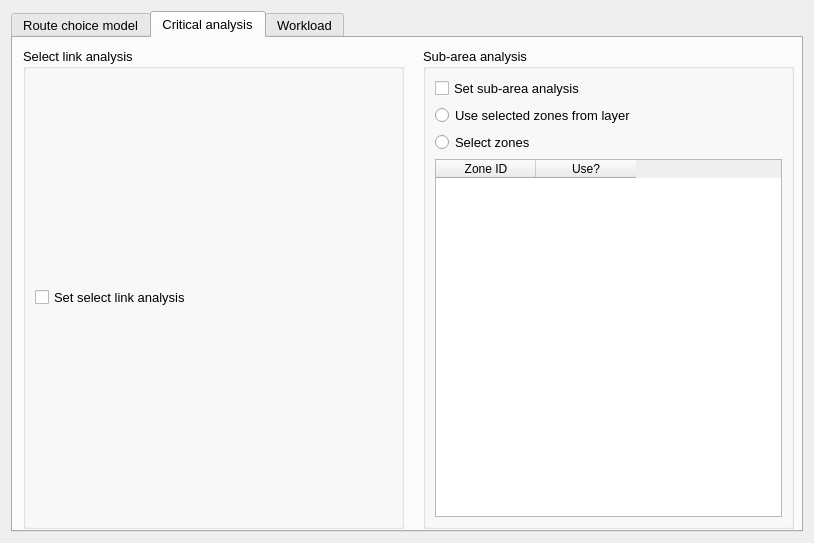
Above: qaequilibrae/modules/paths_procedures/forms/ui_route_choice.ui from AequilibraE/QAequilibraE before the change. Below: the same form after it.
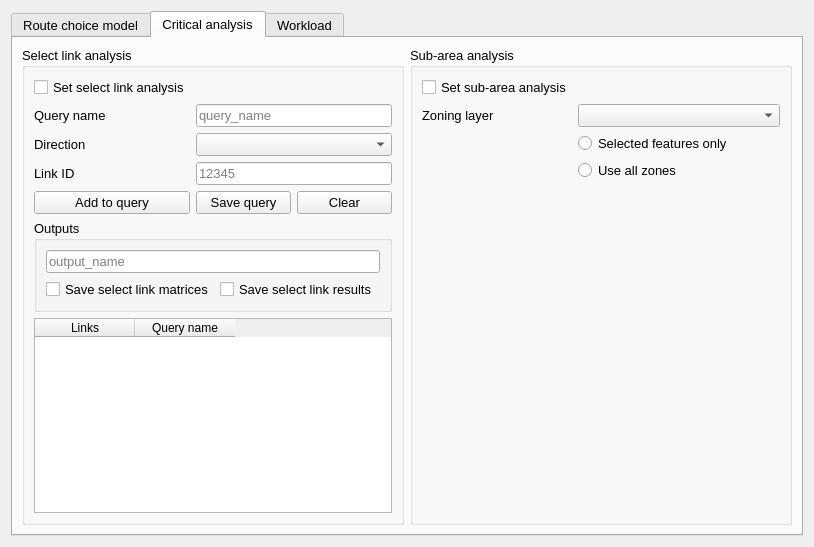
That is the form after the change. The open tabs and pages were chosen to show the change. Custom widgets are drawn as their Qt base class.

What changed in the file:
```diff
--- a/qaequilibrae/modules/paths_procedures/forms/ui_route_choice.ui
+++ b/qaequilibrae/modules/paths_procedures/forms/ui_route_choice.ui
@@ -7,14 +7,14 @@
     <x>0</x>
     <y>0</y>
     <width>814</width>
-    <height>543</height>
+    <height>547</height>
    </rect>
   </property>
   <property name="windowTitle">
    <string>AequilibraE - Route Choice</string>
   </property>
-  <layout class="QVBoxLayout" name="verticalLayout_2">
-   <item>
+  <layout class="QGridLayout" name="gridLayout_9">
+   <item row="0" column="0">
     <widget class="QTabWidget" name="tabWidget">
      <property name="font">
       <font>
@@ -233,19 +233,95 @@
       <attribute name="title">
        <string>Critical analysis</string>
       </attribute>
+      <layout class="QGridLayout" name="gridLayout_10">
+       <item row="0" column="0">
       <widget class="QGroupBox" name="box_select_link_analysis">
-       <property name="geometry">
-        <rect>
-         <x>10</x>
-         <y>10</y>
-         <width>381</width>
-         <height>481</height>
-        </rect>
-       </property>
        <property name="title">
         <string>Select link analysis</string>
        </property>
        <layout class="QGridLayout" name="gridLayout">
+          <item row="2" column="1" colspan="2">
+           <widget class="QComboBox" name="cob_direction"/>
+          </item>
+          <item row="1" column="0">
+           <widget class="QLabel" name="label_21">
+            <property name="text">
+             <string>Query name</string>
+            </property>
+           </widget>
+          </item>
+          <item row="1" column="1" colspan="2">
+           <widget class="QLineEdit" name="ln_qry_name">
+            <property name="placeholderText">
+             <string>query_name</string>
+            </property>
+           </widget>
+          </item>
+          <item row="4" column="0">
+           <widget class="QPushButton" name="but_add_qry">
+            <property name="text">
+             <string>Add to query</string>
+            </property>
+           </widget>
+          </item>
+          <item row="4" column="1">
+           <widget class="QPushButton" name="but_save_qry">
+            <property name="text">
+             <string>Save query</string>
+            </property>
+           </widget>
+          </item>
+          <item row="3" column="1" colspan="2">
+           <widget class="QLineEdit" name="ln_link_id">
+            <property name="placeholderText">
+             <string>12345</string>
+            </property>
+           </widget>
+          </item>
+          <item row="3" column="0">
+           <widget class="QLabel" name="label_23">
+            <property name="text">
+             <string>Link ID</string>
+            </property>
+           </widget>
+          </item>
+          <item row="5" column="0" colspan="3">
+           <widget class="QGroupBox" name="gridGroupBox">
+            <property name="title">
+             <string>Outputs</string>
+            </property>
+            <layout class="QGridLayout" name="gridLayout_8">
+             <item row="1" column="0">
+              <widget class="QCheckBox" name="checkBox">
+               <property name="text">
+                <string>Save select link matrices</string>
+               </property>
+              </widget>
+             </item>
+             <item row="1" column="1">
+              <widget class="QCheckBox" name="checkBox_2">
+               <property name="text">
+                <string>Save select link results</string>
+               </property>
+              </widget>
+             </item>
+             <item row="0" column="0" colspan="2">
+              <widget class="QLineEdit" name="lineEdit_3">
+               <property name="placeholderText">
+                <string>output_name</string>
+               </property>
+              </widget>
+             </item>
+            </layout>
+           </widget>
+          </item>
+          <item row="2" column="0">
+           <widget class="QLabel" name="label_22">
+            <property name="text">
+             <string>Direction</string>
+            </property>
+           </widget>
+          </item>
         <item row="0" column="0">
          <widget class="QCheckBox" name="chb_set_select_link">
           <property name="text">
@@ -253,51 +329,58 @@
           </property>
          </widget>
         </item>
-       </layout>
-      </widget>
+          <item row="4" column="2">
+           <widget class="QPushButton" name="but_clear_qry">
+            <property name="text">
+             <string>Clear</string>
+            </property>
+           </widget>
+          </item>
+          <item row="6" column="0" colspan="3">
+           <widget class="QTableWidget" name="tbl_selected_links">
+            <column>
+             <property name="text">
+              <string>Links</string>
+             </property>
+            </column>
+            <column>
+             <property name="text">
+              <string>Query name</string>
+             </property>
+            </column>
+           </widget>
+          </item>
+         </layout>
+        </widget>
+       </item>
+       <item row="0" column="1">
       <widget class="QGroupBox" name="box_sub_area">
-       <property name="geometry">
-        <rect>
-         <x>410</x>
-         <y>10</y>
-         <width>371</width>
-         <height>481</height>
-        </rect>
-       </property>
        <property name="title">
         <string>Sub-area analysis</string>
        </property>
        <layout class="QGridLayout" name="gridLayout_6">
-        <item row="4" column="0" colspan="2">
-         <widget class="QTableWidget" name="tbl_zones">
-          <column>
+          <item row="3" column="1">
+           <widget class="QRadioButton" name="rdo_all_zones">
            <property name="text">
-            <string>Zone ID</string>
-           </property>
-          </column>
-          <column>
-           <property name="text">
-            <string>Use?</string>
-           </property>
-          </column>
-         </widget>
-        </item>
-        <item row="1" column="0">
-         <widget class="QRadioButton" name="rdo_zones_from_layer">
-          <property name="text">
-           <string>Use selected zones from layer</string>
-          </property>
-         </widget>
-        </item>
-        <item row="3" column="0">
-         <widget class="QRadioButton" name="rdo_selected_zones">
-          <property name="text">
-           <string>Select zones</string>
-          </property>
-          <property name="checked">
-           <bool>false</bool>
-          </property>
-         </widget>
+             <string>Use all zones</string>
+            </property>
+           </widget>
+          </item>
+          <item row="4" column="0">
+           <spacer name="verticalSpacer_2">
+            <property name="orientation">
+             <enum>Qt::Vertical</enum>
+            </property>
+            <property name="sizeHint" stdset="0">
+             <size>
+              <width>20</width>
+              <height>40</height>
+             </size>
+            </property>
+           </spacer>
+          </item>
+          <item row="1" column="1" colspan="2">
+           <widget class="QgsMapLayerComboBox" name="cob_layer"/>
         </item>
         <item row="0" column="0">
          <widget class="QCheckBox" name="chb_set_sub_area">
@@ -306,8 +389,24 @@
           </property>
          </widget>
         </item>
-       </layout>
-      </widget>
+          <item row="1" column="0">
+           <widget class="QLabel" name="label_24">
+            <property name="text">
+             <string>Zoning layer</string>
+            </property>
+           </widget>
+          </item>
+          <item row="2" column="1">
+           <widget class="QRadioButton" name="rdo_selected_zones">
+            <property name="text">
+             <string>Selected features only</string>
+            </property>
+           </widget>
+          </item>
+         </layout>
+        </widget>
+       </item>
+      </layout>
      </widget>
      <widget class="QWidget" name="tab_workload">
       <attribute name="title">
@@ -466,6 +565,13 @@
    </item>
   </layout>
  </widget>
+ <customwidgets>
+  <customwidget>
+   <class>QgsMapLayerComboBox</class>
+   <extends>QComboBox</extends>
+   <header>qgsmaplayercombobox.h</header>
+  </customwidget>
+ </customwidgets>
  <resources/>
  <connections/>
 </ui>
```
Lines whose indentation alone changed are shown as unchanged.
